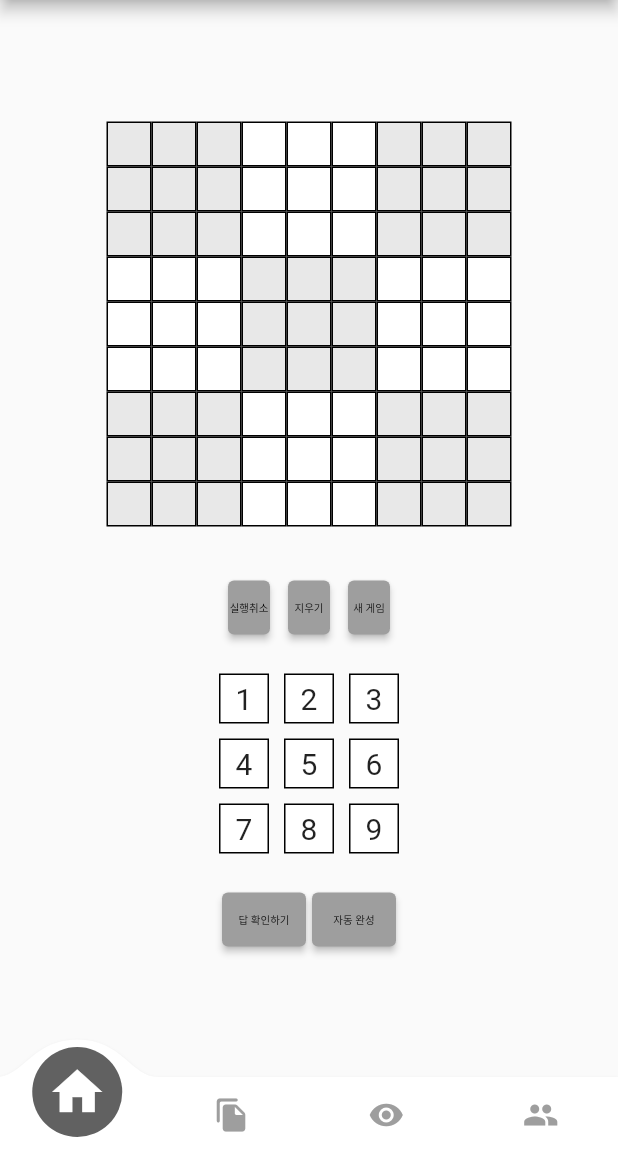
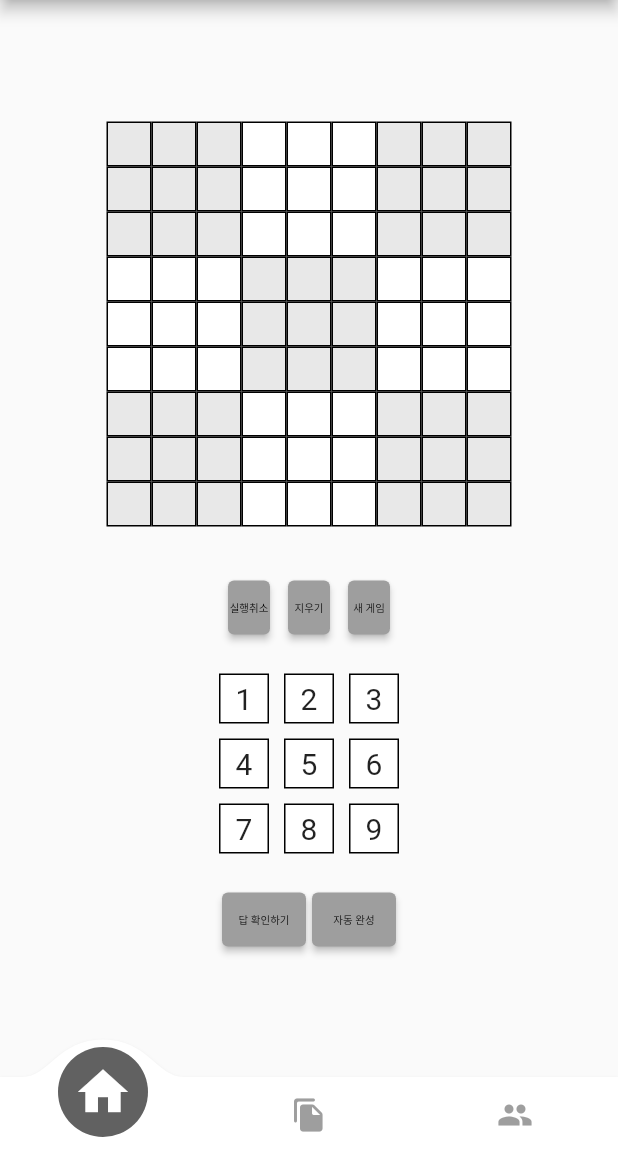
Before and after one commit to nnyouung/2023_urop_front, a Flutter app: the MyHomePage screen opened directly, on a phone screen of 412 x 824 dp, the part 84-1236 px from its top. Run offline on Flutter 3.47's test engine with Material 2 defaults, Android fonts, the phone set to English and light mode, and no system bars; drawn by our look-alikes of convex_bottom_bar; our stand-ins replace image_picker, shared_preferences; accounts and stored records are empty; network calls fail.

Commit message:
ar 페이지 제거

```diff
--- a/lib/home.dart
+++ b/lib/home.dart
@@ -49,7 +49,7 @@ class _MyHomePageState extends State<MyHomePage> {
   int selectedPage = 0;
 
   // 호출할 페이지
-  final _pageOptions = [const SudokuGame(), const PicturePage(), const ArPage(), RankingPage()];
+  final _pageOptions = [const SudokuGame(), const PicturePage(), const RankingPage()];
 
   // 화면을 렌더링하는 메서드: Scaffold 위젯을 이용하여 앱의 레이아웃 정의
   // Scaffold 위젯: 앱의 기본 레이아웃 구조 정의 (속성: appbar, body, drawer 등)
@@ -103,7 +103,6 @@ class _MyHomePageState extends State<MyHomePage> {
             icon: Icons.home,  // 메인에 뜨는 화면
           ),
           TabItem(icon: Icons.file_copy_rounded),
-          TabItem(icon: Icons.remove_red_eye),
           TabItem(icon: Icons.people),
         ],
 
```
